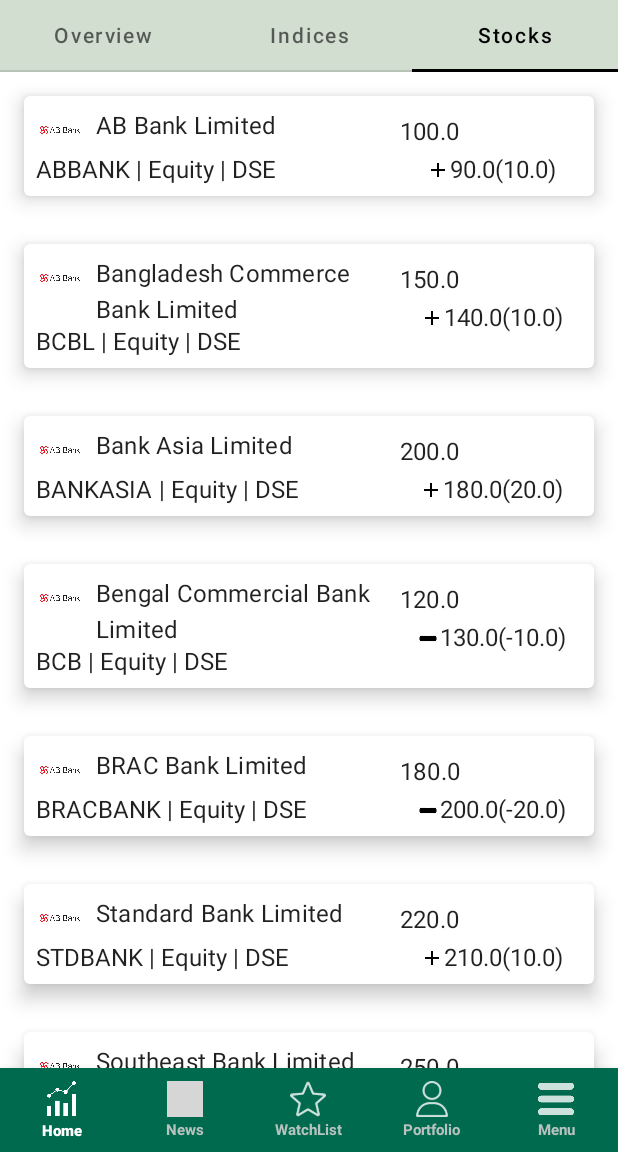
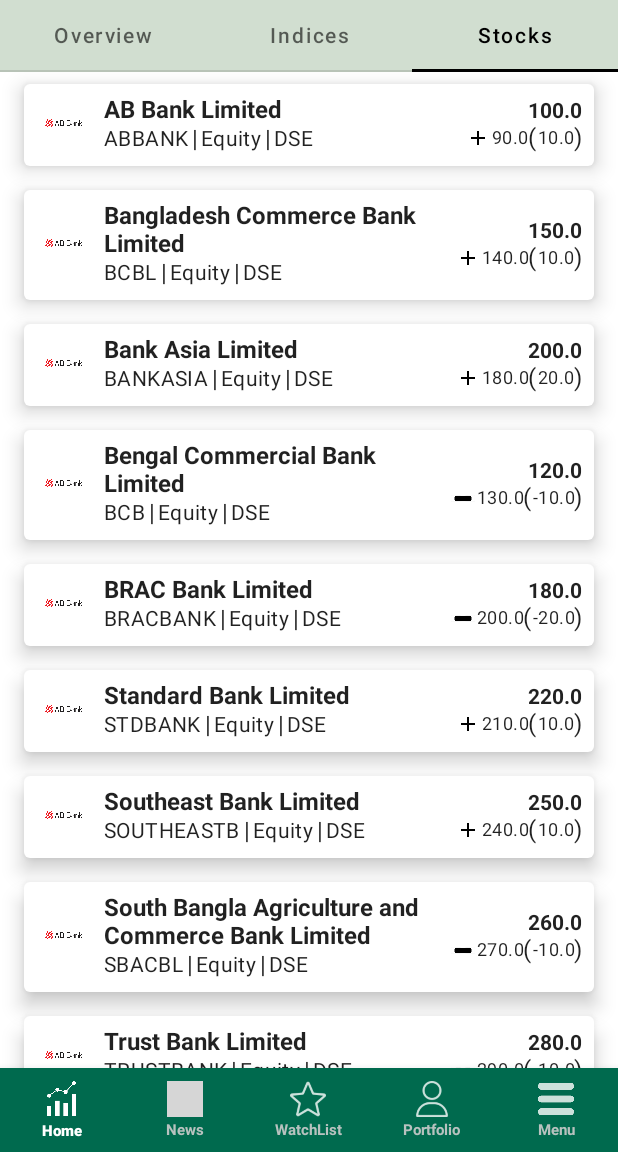
Before and after one commit to AbuSayedMasud/Capita, an Android app built with Jetpack Compose: the HomeScreen screen opened through its navigation route, tab 3 chosen, on a phone screen of 412 x 824 dp, the part 84-1236 px from its top. Run offline under Robolectric (Android 15) with nearby library versions, the phone set to English and light mode, and no system bars; our stand-ins replace accompanist; grey boxes are pictures that could not be loaded.

Commit message:
fixed bug

```diff
--- a/app/src/main/java/com/example/capita/home/bottomScreen/HomeScreen.kt
+++ b/app/src/main/java/com/example/capita/home/bottomScreen/HomeScreen.kt
@@ -13,9 +13,10 @@ import androidx.compose.runtime.mutableStateOf
 import androidx.compose.runtime.remember
 import androidx.compose.runtime.setValue
 import androidx.compose.runtime.snapshotFlow
+import androidx.compose.ui.Modifier
 import com.example.capita.home.homeScreen.index.IndexScreen
 import com.example.capita.home.homeScreen.overview.OverviewScreen
-import com.example.capita.home.homeScreen.sectionBar.homeSectionBar
+import com.example.capita.home.homeScreen.sectionBar.HomeSectionBar
 import com.example.capita.home.homeScreen.stocks.StockScreen
 import com.google.accompanist.pager.*
 
@@ -41,8 +42,8 @@ fun HomeScreen() {
         pagerState.animateScrollToPage(homeSelectedSection)
     }
 
-    Column {
-        homeSectionBar(
+    Column(modifier = Modifier.fillMaxSize()) {
+        HomeSectionBar(
             sections = sections,
             homeSelectedSection = homeSelectedSection,
             onSectionSelected = { section ->
@@ -53,11 +54,14 @@ fun HomeScreen() {
         HorizontalPager(
             pageCount = sections.size,
             state = pagerState,
+            modifier = Modifier.fillMaxSize(),
         ) { page ->
-            when (sections[page]) {
-                "Overview" -> OverviewScreen()
-                "Indices" -> IndexScreen()
-                "Stocks" -> StockScreen()
+            Box(Modifier.fillMaxSize()) {
+                when (sections[page]) {
+                    "Overview" -> OverviewScreen()
+                    "Indices" -> IndexScreen()
+                    "Stocks" -> StockScreen()
+                }
             }
         }
     }
--- a/app/src/main/java/com/example/capita/home/homeScreen/overview/overviewView.kt
+++ b/app/src/main/java/com/example/capita/home/homeScreen/overview/overviewView.kt
@@ -21,7 +21,6 @@ import com.example.capita.home.overview.Overview
 fun OverView(overview: Overview) {
     val configuration = LocalConfiguration.current
     val screenWidth = configuration.screenWidthDp.dp
-    val screenHeight = configuration.screenHeightDp.dp
 
     // Define sizes based on screen size
     val imageSize = (screenWidth * 0.09f).coerceAtMost(52.dp)
@@ -90,7 +89,6 @@ fun OverView(overview: Overview) {
                         textAlign = TextAlign.End,
                     )
                 }
-
                 Row(
                     verticalAlignment = Alignment.CenterVertically,
                     modifier = Modifier
@@ -110,7 +108,6 @@ fun OverView(overview: Overview) {
                         fontSize = textSize,
                     )
                 }
-
                 Row(
                     verticalAlignment = Alignment.CenterVertically,
                     modifier = Modifier
--- a/app/src/main/java/com/example/capita/home/homeScreen/sectionBar/homeSectionBar.kt
+++ b/app/src/main/java/com/example/capita/home/homeScreen/sectionBar/homeSectionBar.kt
@@ -16,13 +16,11 @@ import com.google.accompanist.pager.*
 
 @SuppressLint("RememberReturnType")
 @Composable
-fun homeSectionBar(
+fun HomeSectionBar(
     sections: List<String>,
     homeSelectedSection: Int,
     onSectionSelected: (Int) -> Unit,
 ) {
-    val normalColor = Color.Gray
-    val selectedColor = Color.Black
     val lighterAppBarColor = Color(0xFFD1DED0)
 
     Surface(
@@ -36,7 +34,6 @@ fun homeSectionBar(
                 .background(lighterAppBarColor),
             selectedTabIndex = homeSelectedSection,
             backgroundColor = lighterAppBarColor,
-//        edgePadding = 0.dp,
         ) {
             sections.forEachIndexed { index, section ->
                 Tab(
@@ -48,16 +45,8 @@ fun homeSectionBar(
                     },
                     selected = homeSelectedSection == index,
                     onClick = { onSectionSelected(index) },
-//                    selectedContentColor = selectedColor,
-//                    unselectedContentColor = normalColor,
                 )
             }
         }
     }
 }
-
-// @Preview
-// @Composable
-// fun PreviewScrollingSectionBar() {
-//    scrollingSectionBar()
-// }
--- a/app/src/main/java/com/example/capita/home/homeScreen/stocks/DisplayStock.kt
+++ b/app/src/main/java/com/example/capita/home/homeScreen/stocks/DisplayStock.kt
@@ -6,8 +6,8 @@ import androidx.compose.runtime.Composable
 import androidx.compose.runtime.getValue
 import androidx.compose.runtime.mutableStateOf
 import androidx.compose.runtime.remember
+import com.example.capita.home.stock.Stock
 import com.example.capita.service.home.stock.StockServiceImpl
-import com.example.capita.home.stock.Stock
 
 @Composable
 fun StockScreen() {
--- a/app/src/main/java/com/example/capita/home/homeScreen/stocks/StockView.kt
+++ b/app/src/main/java/com/example/capita/home/homeScreen/stocks/StockView.kt
@@ -6,68 +6,99 @@ import androidx.compose.material.Card
 import androidx.compose.material.MaterialTheme
 import androidx.compose.material.Text
 import androidx.compose.runtime.Composable
+import androidx.compose.runtime.getValue
+import androidx.compose.runtime.mutableStateOf
+import androidx.compose.runtime.remember
+import androidx.compose.runtime.setValue
 import androidx.compose.ui.Alignment
 import androidx.compose.ui.Modifier
 import androidx.compose.ui.graphics.Color
+import androidx.compose.ui.platform.LocalConfiguration
 import androidx.compose.ui.res.painterResource
+import androidx.compose.ui.text.font.FontWeight
+import androidx.compose.ui.text.style.TextAlign
 import androidx.compose.ui.unit.dp
+import androidx.compose.ui.unit.sp
 import com.example.capita.home.stock.Stock
 
 @Composable
 fun StockView(stock: Stock) {
+    val configuration = LocalConfiguration.current
+    val screenWidth = configuration.screenWidthDp.dp
+
+    // Define sizes based on screen size
+    val imageSize = (screenWidth * 0.09f).coerceAtMost(52.dp)
+    val textColumnWeight =
+        if (screenWidth > 600.dp) 4f else 1f // Increase text space on large screens
+    val valueColumnWeight =
+        if (screenWidth > 600.dp) 2f else 1f // Increase value space on large screens
+    val textSize = if (screenWidth > 600.dp) 14.sp else 12.sp
+
     Card(
-        modifier = Modifier.padding(16.dp),
+        modifier = Modifier.padding(16.dp,8.dp),
         elevation = 8.dp,
         backgroundColor = Color(0xFFFFFFFF),
         shape = MaterialTheme.shapes.medium,
     ) {
-        Row(modifier = Modifier.padding(8.dp)) {
-            // First Column
-            Column(modifier = Modifier.weight(4f)) {
-                Row(modifier = Modifier.fillMaxWidth()) {
-                    // First Row - Icon and Full Name
+        Column(
+            modifier = Modifier.padding(8.dp),
+        ) {
+            Row(
+                modifier = Modifier.fillMaxWidth(),
+                verticalAlignment = Alignment.CenterVertically,
+            ) {
+                Box(
+                    modifier = Modifier
+                        .size(imageSize)
+                        .padding(screenWidth * 0.01f),
+                    contentAlignment = Alignment.Center,
+                ) {
                     Image(
                         painter = painterResource(id = stock.icon),
                         contentDescription = null,
-                        modifier = Modifier.size(32.dp),
                     )
+                }
+
+                Spacer(modifier = Modifier.width(8.dp))
+
+                Column(modifier = Modifier.weight(2f)) {
                     Text(
                         text = stock.longName,
-                        modifier = Modifier.padding(start = 8.dp),
-                        style = MaterialTheme.typography.subtitle1,
+                        style = MaterialTheme.typography.body1.copy(fontWeight = FontWeight.Bold),
                     )
+                    Row(
+                        modifier = Modifier.fillMaxWidth(),
+                        verticalAlignment = Alignment.CenterVertically,
+                    ) {
+                        Text(text = stock.shortName, style = MaterialTheme.typography.body2)
+                        Text("|", modifier = Modifier.padding(horizontal = 2.dp))
+                        Text(text = stock.equity, style = MaterialTheme.typography.body2)
+                        Text("|", modifier = Modifier.padding(horizontal = 2.dp))
+                        Text(text = stock.market, style = MaterialTheme.typography.body2)
+                    }
                 }
-                Row(modifier = Modifier.fillMaxWidth()) {
-                    // Second Row - Short Name, Equity, Market
-                    Text(
-                        text = stock.shortName,
-                        style = MaterialTheme.typography.body1,
-                    )
-                    Text("|", modifier = Modifier.padding(horizontal = 4.dp))
-                    Text(
-                        text = stock.equity,
-                        style = MaterialTheme.typography.body1,
-                    )
-                    Text("|", modifier = Modifier.padding(horizontal = 4.dp))
-                    Text(
-                        text = stock.market,
-                        style = MaterialTheme.typography.body1,
-                    )
-                }
-            }
-            // Second Column
-            Column(modifier = Modifier.weight(2f)) {
-                Column(modifier = Modifier.fillMaxHeight(), verticalArrangement = Arrangement.Center) {
-                    // First Row - Value
-                    Text(
-                        text = stock.value.toString(),
-                        style = MaterialTheme.typography.subtitle1,
-                        modifier = Modifier.padding(vertical = 4.dp),
-                    )
-                }
-                Column(modifier = Modifier.fillMaxHeight().align(Alignment.CenterHorizontally), verticalArrangement = Arrangement.Center) {
+                Column(
+                    modifier = Modifier
+                        .weight(1f)
+                        .padding(top = screenWidth * 0.001f),
+                    horizontalAlignment = Alignment.End,
+                ) {
+                    Row(
+                        verticalAlignment = Alignment.CenterVertically,
+                        horizontalArrangement = Arrangement.End,
+                    ) {
+                        Text(
+                            text = stock.value.toString(),
+                            style = MaterialTheme.typography.body1.copy(fontWeight = FontWeight.Bold),
+                            fontSize = 14.sp,
+                            textAlign = TextAlign.End,
+                        )
+                    }
                     // Second Row - Closed Price and Change
-                    Row(verticalAlignment = Alignment.CenterVertically) {
+                    Row(
+                        verticalAlignment = Alignment.CenterVertically,
+                        horizontalArrangement = Arrangement.End,
+                    ) {
                         Image(
                             painter = painterResource(id = stock.changeIcon),
                             contentDescription = null,
@@ -75,7 +106,9 @@ fun StockView(stock: Stock) {
                         )
                         Text(
                             text = stock.closedPrice.toString(),
-                            style = MaterialTheme.typography.body1,
+                            style = MaterialTheme.typography.body2,
+                            fontSize = textSize,
+                            textAlign = TextAlign.End,
                         )
                         Text("(")
                         if (stock.change.toString() == "-") {
@@ -88,7 +121,9 @@ fun StockView(stock: Stock) {
 
                         Text(
                             text = stock.change.toString(),
-                            style = MaterialTheme.typography.body1,
+                            style = MaterialTheme.typography.body2,
+                            fontSize = textSize,
+                            textAlign = TextAlign.End,
                         )
                         Text(")")
                     }
--- a/service-protype/src/main/java/com/example/capita/service/home/filter/FilterServiceImpl.kt
+++ b/service-protype/src/main/java/com/example/capita/service/home/filter/FilterServiceImpl.kt
@@ -9,7 +9,7 @@ class FilterServiceImpl : FilterService {
 
     val filter = listOf(
         Filter(
-            icon = R.drawable.cse,
+            icon = R.drawable.dse,
             shortName = "DSE",
             longName = "Dhaka Stock Exchange Ltd.",
         ),
```
Also changed, not shown: app/src/main/java/com/example/capita/home/actionActivity/actionView.kt (+32 -15 lines), app/src/main/java/com/example/capita/home/homeScreen/index/IndexView.kt (+17 -22 lines), service-protype/src/main/java/com/example/capita/service/home/index/IndexServiceImpl.kt (+10 -11 lines), app/src/main/java/com/example/capita/home/homeScreen/index/DisplayIndices.kt (line endings or trailing spaces).
